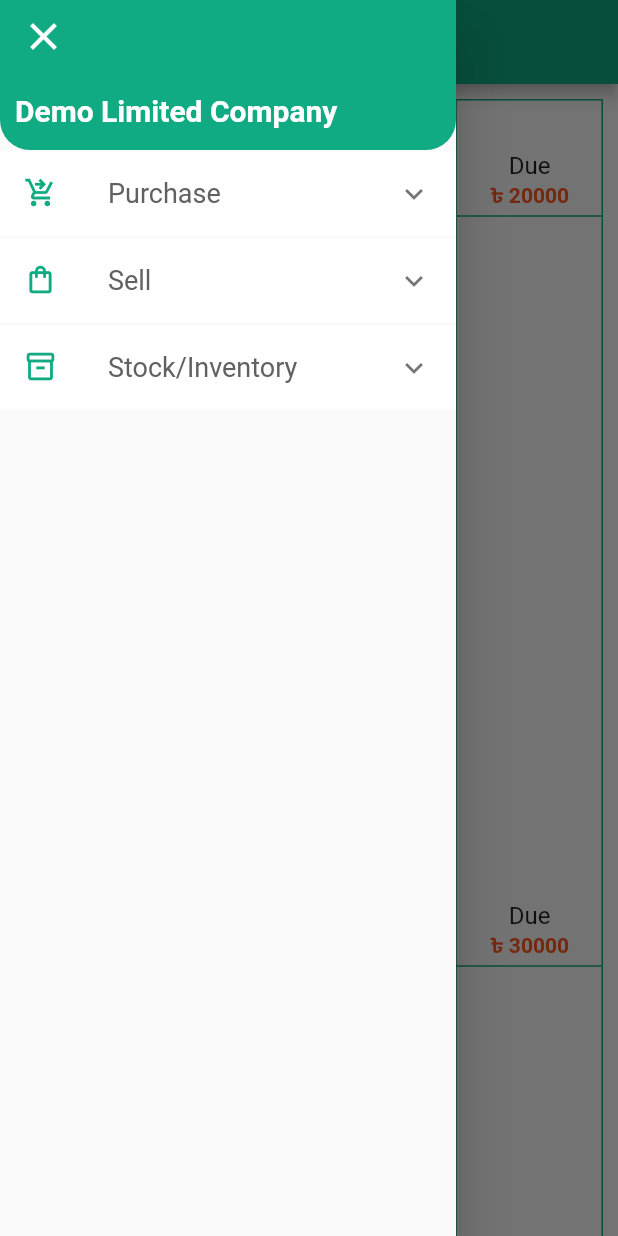
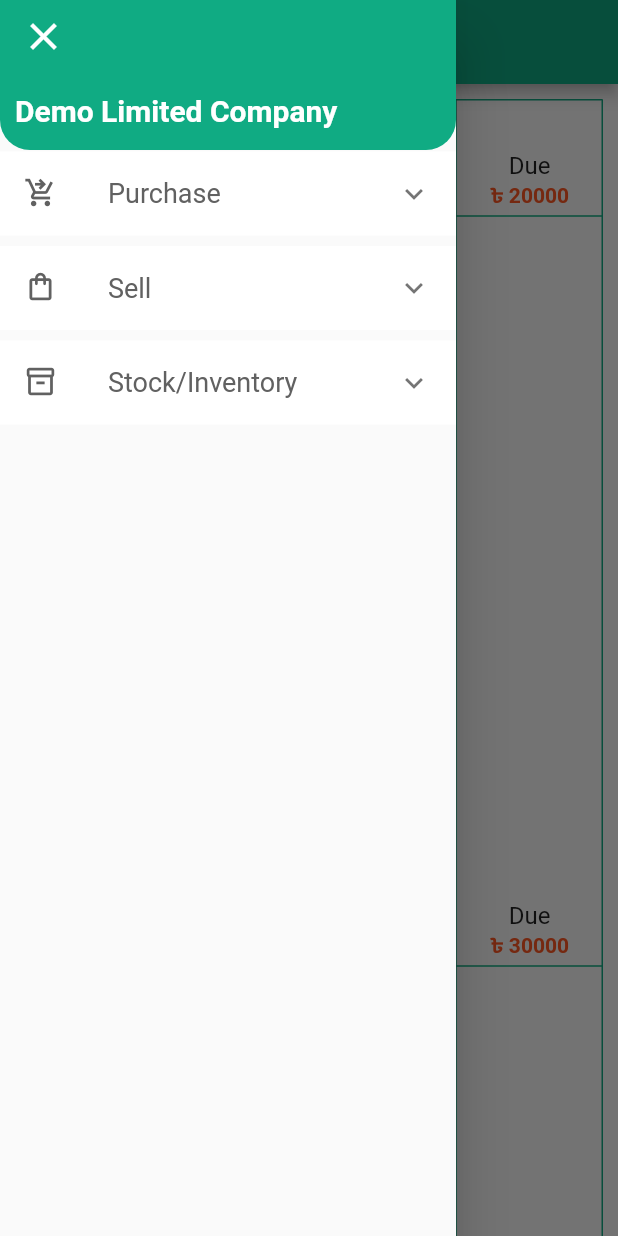
Before and after one commit to NasShihab/demo_ltd_company, a Flutter app: the screen it shows after launch, with the side drawer open, on a phone screen of 412 x 824 dp. Run offline on Flutter 3.47's test engine with Material 2 defaults, Android fonts, the light colour scheme and no system bars.

Commit message:
code compress

```diff
--- a/lib/screens/table_view/drawer/custom_expansion_tile.dart
+++ b/lib/screens/table_view/drawer/custom_expansion_tile.dart
@@ -22,6 +22,8 @@ class _CustomExpansionTileState extends State<CustomExpansionTile> {
               tileColor: select == expansionTile[index].item
                   ? Colors.teal[50]
                   : Colors.white,
+              child: Padding(
+                padding: const EdgeInsets.only(bottom: 5),
                 child: ExpansionTile(
                   onExpansionChanged: (bool selected) {
                     setState(() {
@@ -35,7 +37,9 @@ class _CustomExpansionTileState extends State<CustomExpansionTile> {
                   childrenPadding: const EdgeInsets.only(right: 15),
                   leading: Icon(
                     expansionTile[index].icon,
-                  color: myTeal,
+                    color: select == expansionTile[index].item
+                        ? myTeal
+                        : Colors.grey[700],
                     size: 22,
                   ),
                   title: Text(
@@ -56,11 +60,19 @@ class _CustomExpansionTileState extends State<CustomExpansionTile> {
                           (index) => Text(
                                 purchase[index],
                                 style: TextStyle(fontSize: 16, color: myTeal),
-                      ),
-                    ),
+                              )),
                     )
                   ],
+                ),
               ),
             ));
   }
 }
+
+List<String> purchase = [
+  'Purchase List',
+  'Order List',
+  'Vat List',
+  'Product Unit',
+  'Purchase Report'
+];
```
Also changed, not shown: lib/screens/table_view/drawer/model/my_model.dart (+16 -59 lines), 1 other file. Lines whose indentation alone changed are shown as unchanged.
